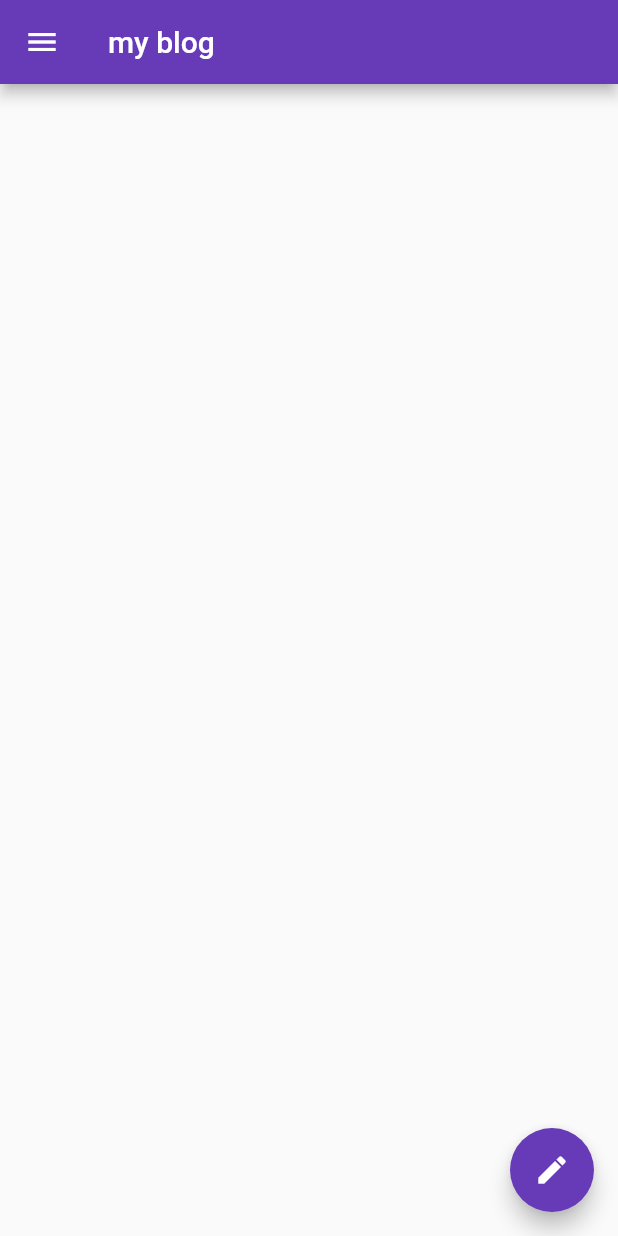
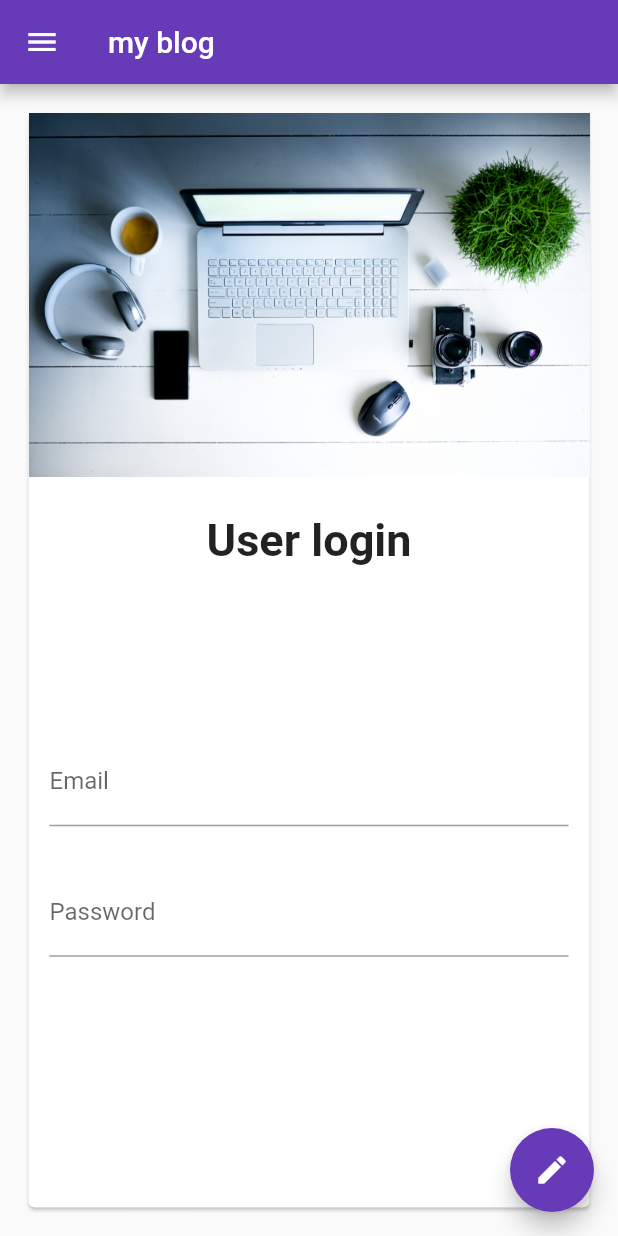
Before and after one commit to viperthapa/flutter-blog, a Flutter app: the screen it shows after launch, in the side drawer, after a tap on the "edit" icon, on a phone screen of 412 x 824 dp. Run offline on Flutter 3.47's test engine with Material 2 defaults, Android fonts, the phone set to English and light mode, and no system bars; missing offline and left inert: dart:html; network calls fail.

Commit message:
homepage design using form and code refactor in homepage

```diff
--- /dev/null
+++ b/lib/drawer.dart
@@ -0,0 +1,30 @@
+import 'package:flutter/material.dart';
+
+class MyDrawer extends StatelessWidget {
+  @override
+  Widget build(BuildContext context) {
+    return Drawer(
+        child: ListView(
+      padding: EdgeInsets.zero,
+      children: [
+        UserAccountsDrawerHeader(
+            accountName: Text("Viper creation"),
+            accountEmail: Text("vipercreation@example.com"),
+            currentAccountPicture: Image.network(
+                "https://images.unsplash.com/photo-1504593811423-6dd665756598?ixlib=rb-1.2.1&ixid=MnwxMjA3fDB8MHxwaG90by1wYWdlfHx8fGVufDB8fHx8&auto=format&fit=crop&w=2070&q=80")),
+        const ListTile(
+          leading: Icon(Icons.person),
+          title: Text("Profile"),
+          subtitle: Text("sub profile"),
+          trailing: Icon(Icons.edit),
+        ),
+        const ListTile(
+          leading: Icon(Icons.email_rounded),
+          title: Text("Email"),
+          subtitle: Text("sub email list"),
+          trailing: Icon(Icons.search_sharp),
+        )
+      ],
+    ));
+  }
+}
--- /dev/null
+++ b/lib/home.dart
@@ -0,0 +1,32 @@
+import 'package:flutter/material.dart';
+
+class Home extends StatelessWidget {
+  @override
+  Widget build(BuildContext context) {
+    return Column(
+      children: [
+        Image.asset('assets/bg.jpg'),
+        const SizedBox(height: 25),
+        const Text(
+          "User login",
+          style: TextStyle(fontSize: 30, fontWeight: FontWeight.bold),
+        ),
+        const SizedBox(height: 100),
+        const Padding(
+          padding: EdgeInsets.all(14.0),
+          child: TextField(
+            decoration:
+                InputDecoration(hintText: "Enter email", labelText: "Email"),
+          ),
+        ),
+        const Padding(
+          padding: EdgeInsets.all(14.0),
+          child: TextField(
+            decoration: InputDecoration(
+                hintText: "Enter Password", labelText: "Password"),
+          ),
+        ),
+      ],
+    );
+  }
+}
--- a/lib/main.dart
+++ b/lib/main.dart
@@ -1,4 +1,7 @@
+import 'dart:html';
 import 'package:flutter/material.dart';
+import 'package:flutterblog/drawer.dart';
+import 'package:flutterblog/home.dart';
 
 void main() {
   runApp(MaterialApp(
@@ -15,36 +18,19 @@ class Homepage extends StatelessWidget {
         appBar: AppBar(
           title: Text("my blog"),
         ),
-        body: Container(),
-        drawer: Drawer(
-          child: ListView(
-            padding: EdgeInsets.zero,
-            children: [
-              UserAccountsDrawerHeader(
-                  accountName: Text("Viper creation"),
-                  accountEmail: Text("vipercreation@example.com"),
-                  currentAccountPicture: Image.network(
-                      "https://images.unsplash.com/photo-1504593811423-6dd665756598?ixlib=rb-1.2.1&ixid=MnwxMjA3fDB8MHxwaG90by1wYWdlfHx8fGVufDB8fHx8&auto=format&fit=crop&w=2070&q=80")),
-              ListTile(
-                leading: Icon(Icons.person),
-                title: Text("Profile"),
-                subtitle: Text("sub profile"),
-                trailing: Icon(Icons.edit),
-              ),
-              ListTile(
-                leading: Icon(Icons.email_rounded),
-                title: Text("Email"),
-                subtitle: Text("sub email list"),
-                trailing: Icon(Icons.search_sharp),
-              )
-            ],
-          ),
+        body: Center(
+          child: Padding(
+              padding: const EdgeInsets.all(15.0),
+              child: Card(
+                child: Home(),
+              )),
         ),
+        drawer: MyDrawer(),
         floatingActionButtonLocation: FloatingActionButtonLocation
             .endFloat, //specify the location of button to placed
         floatingActionButton: FloatingActionButton(
           onPressed: () {},
-          child: Icon(Icons.edit),
+          child: const Icon(Icons.edit),
         ));
   }
 }
```
Also changed, not shown: pubspec.yaml (+3 -6 lines), assets/bg.jpg (added).
